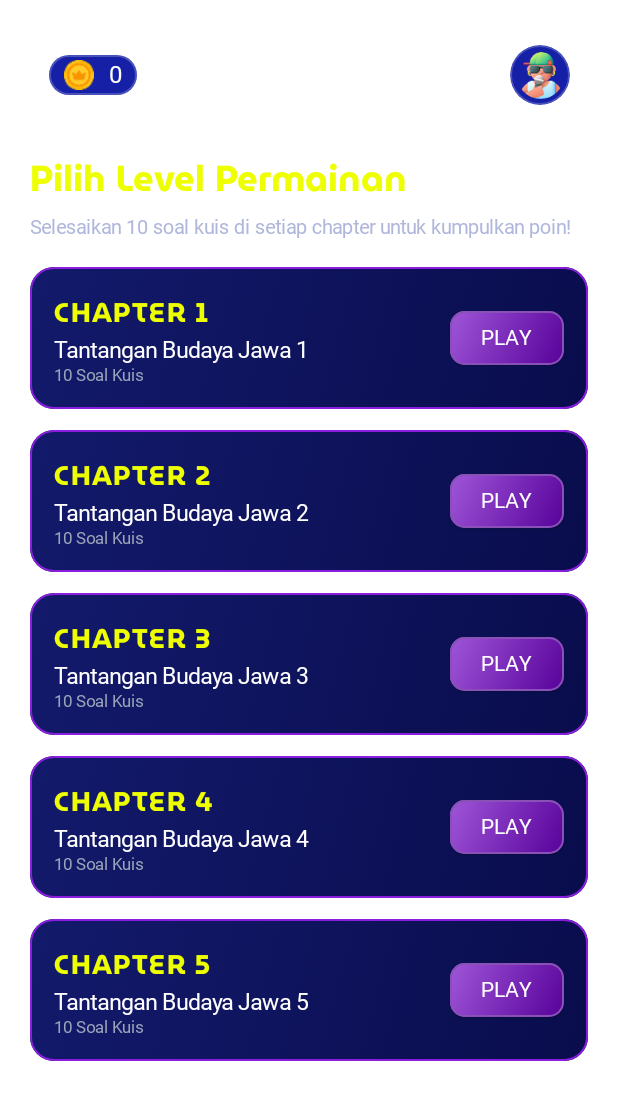
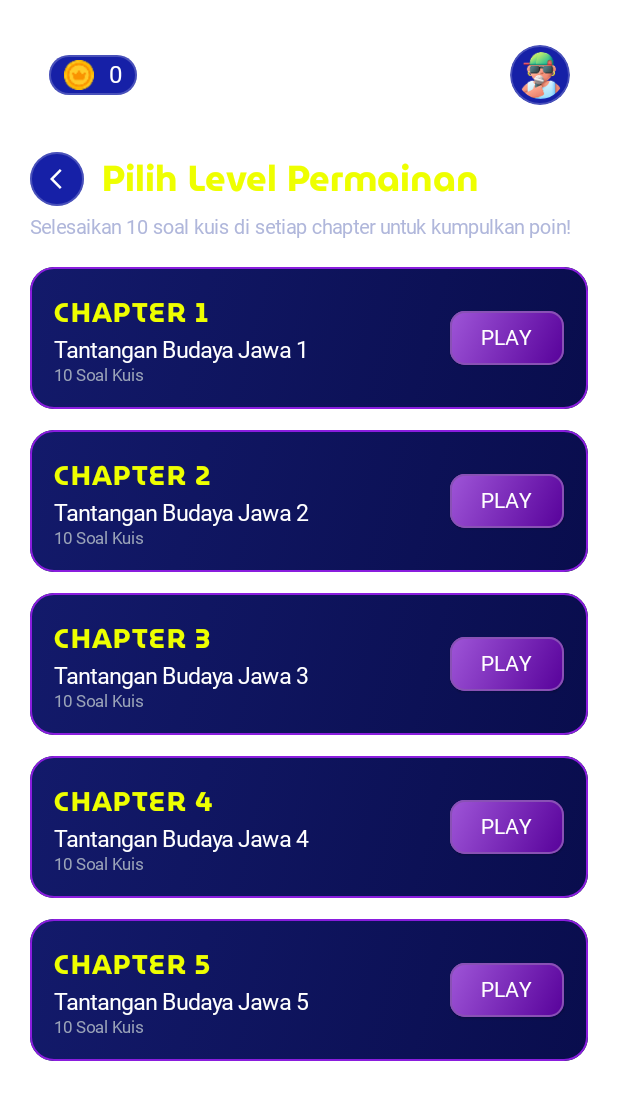
Before and after one commit to Zaidanalvi/LENTERA, an Android app built with Jetpack Compose: the @Preview function ChapterSelectScreenPreview, on a phone screen of 412 x 824 dp. Shown: the top 1100 px of the screen. Run offline under Robolectric (Android 15) with nearby library versions, the phone set to English and light mode, and no system bars; Roboto replaces fonts that are not available here.

Commit message:
Update
Menyesuaikan beberapa ukuran font di laman game
Menambahkan tombol back di laman pilih level permainan

```diff
--- a/app/src/main/java/com/kelompok8/lentera/core/navigation/LenteraNavHost.kt
+++ b/app/src/main/java/com/kelompok8/lentera/core/navigation/LenteraNavHost.kt
@@ -162,7 +162,8 @@ private fun LenteraNavHost(
         ) { entry ->
             ChapterSelectScreen(
                 island = entry.arguments?.getString("island").orEmpty(),
-                onChapterClick = { chapterId -> navController.navigate(Routes.game(chapterId)) }
+                onChapterClick = { chapterId -> navController.navigate(Routes.game(chapterId)) },
+                onBack = { navController.popBackStack() }
             )
         }
         composable(
--- a/app/src/main/java/com/kelompok8/lentera/map/ChapterSelectScreen.kt
+++ b/app/src/main/java/com/kelompok8/lentera/map/ChapterSelectScreen.kt
@@ -23,6 +23,7 @@ import androidx.compose.foundation.shape.CircleShape
 import androidx.compose.foundation.shape.RoundedCornerShape
 import androidx.compose.material3.ButtonDefaults
 import androidx.compose.material3.ElevatedButton
+import androidx.compose.material3.Icon
 import androidx.compose.material3.Text
 import androidx.compose.runtime.Composable
 import androidx.compose.runtime.remember
@@ -31,6 +32,8 @@ import androidx.compose.ui.Modifier
 import androidx.compose.ui.draw.clip
 import androidx.compose.ui.graphics.Brush
 import androidx.compose.ui.graphics.Color
+import androidx.compose.ui.res.painterResource
+import androidx.compose.ui.semantics.Role
 import androidx.compose.ui.text.font.FontWeight
 import androidx.compose.ui.tooling.preview.Preview
 import androidx.compose.ui.unit.dp
@@ -46,7 +49,8 @@ import com.kelompok8.lentera.ui.theme.museoModerno
 @Composable
 fun ChapterSelectScreen(
     island: String,
-    onChapterClick: (String) -> Unit
+    onChapterClick: (String) -> Unit,
+    onBack: () -> Unit
 ) {
     val currentIsland = remember(island) {
         Island.entries.firstOrNull {
@@ -81,13 +85,36 @@ fun ChapterSelectScreen(
                 .padding(top = 90.dp, start = 20.dp, end = 20.dp),
             horizontalAlignment = Alignment.CenterHorizontally
         ) {
-            Text(
-                text = "Pilih Level Permainan",
-                fontFamily = museoModerno,
-                fontSize = 24.sp,
-                color = Color(0xFFEEFF00),
+            Row(
+                verticalAlignment = Alignment.CenterVertically,
                 modifier = Modifier.align(Alignment.Start)
-            )
+            ) {
+                Box(
+                    contentAlignment = Alignment.Center,
+                    modifier = Modifier
+                        .size(36.dp)
+                        .clip(CircleShape)
+                        .background(Color(0xFF1620A7))
+                        .border(1.dp, Color(0x38FFFFFF), CircleShape)
+                        .clickable(onClickLabel = "Kembali", role = Role.Button, onClick = onBack)
+                ) {
+                    Icon(
+                        painter = painterResource(R.drawable.baseline_arrow_back_ios_24),
+                        contentDescription = "Kembali",
+                        tint = Color.White,
+                        modifier = Modifier
+                            .size(16.dp)
+                            .offset(x = 3.dp)
+                    )
+                }
+                Spacer(modifier = Modifier.width(12.dp))
+                Text(
+                    text = "Pilih Level Permainan",
+                    fontFamily = museoModerno,
+                    fontSize = 24.sp,
+                    color = Color(0xFFEEFF00)
+                )
+            }
 
             Spacer(modifier = Modifier.height(4.dp))
 
@@ -240,6 +267,7 @@ private fun getChaptersForIsland(island: Island): List<Chapter> {
 fun ChapterSelectScreenPreview() {
     ChapterSelectScreen(
         island = "JAWA",
-        onChapterClick = {}
+        onChapterClick = {},
+        onBack = {}
     )
 }
```
Also changed, not shown: app/src/main/java/com/kelompok8/lentera/game/GameScreen.kt (+6 -8 lines).
